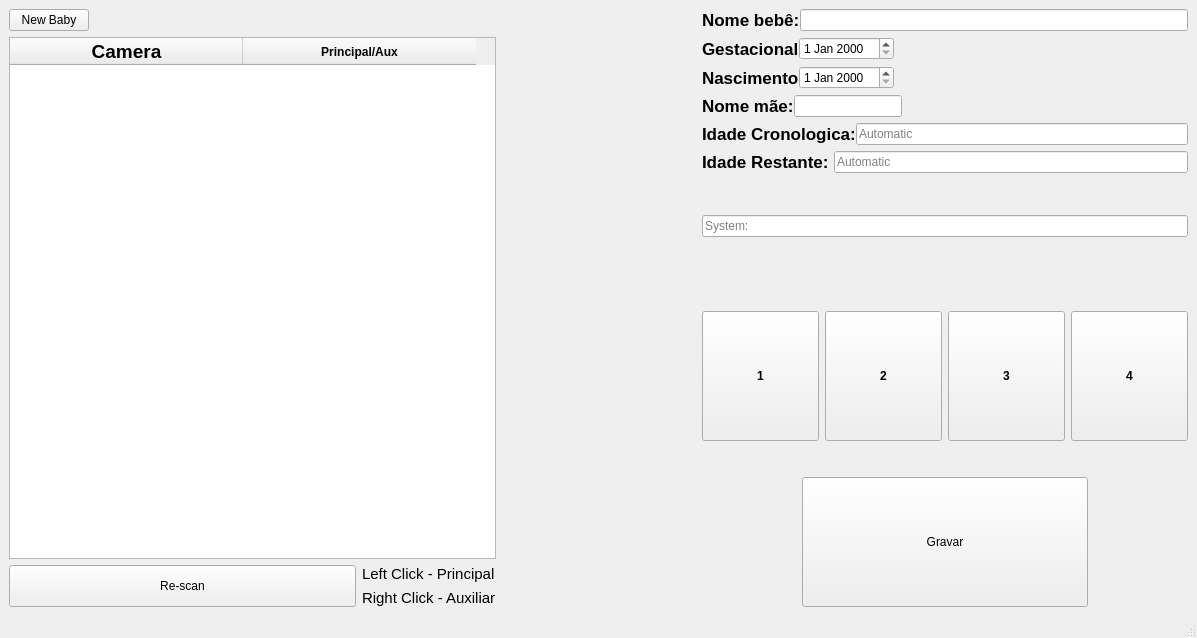
Arthur5492/EyeTracking, file mainwindow.ui: the form before one commit.
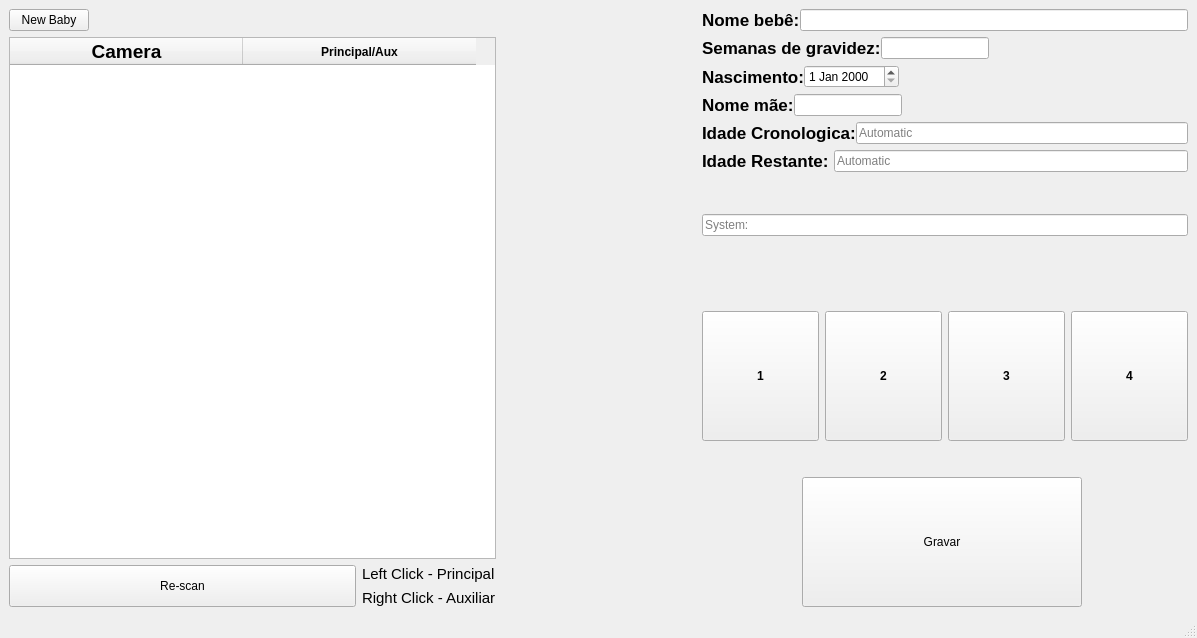
The form after the commit.

Patch:
```diff
--- a/mainwindow.ui
+++ b/mainwindow.ui
@@ -204,50 +204,6 @@
         <property name="horizontalSpacing">
          <number>0</number>
         </property>
-        <item row="9" column="0" colspan="2">
-         <widget class="QLineEdit" name="command">
-          <property name="sizePolicy">
-           <sizepolicy hsizetype="Preferred" vsizetype="Preferred">
-            <horstretch>0</horstretch>
-            <verstretch>0</verstretch>
-           </sizepolicy>
-          </property>
-          <property name="minimumSize">
-           <size>
-            <width>0</width>
-            <height>0</height>
-           </size>
-          </property>
-          <property name="cursor">
-           <cursorShape>ArrowCursor</cursorShape>
-          </property>
-          <property name="text">
-           <string/>
-          </property>
-          <property name="readOnly">
-           <bool>true</bool>
-          </property>
-          <property name="placeholderText">
-           <string>System:</string>
-          </property>
-         </widget>
-        </item>
-        <item row="8" column="0">
-         <spacer name="verticalSpacer_2">
-          <property name="orientation">
-           <enum>Qt::Vertical</enum>
-          </property>
-          <property name="sizeType">
-           <enum>QSizePolicy::Fixed</enum>
-          </property>
-          <property name="sizeHint" stdset="0">
-           <size>
-            <width>20</width>
-            <height>30</height>
-           </size>
-          </property>
-         </spacer>
-        </item>
         <item row="0" column="0" colspan="2">
          <layout class="QHBoxLayout" name="a_Babyname">
           <item>
@@ -272,7 +228,7 @@
           </item>
          </layout>
         </item>
-        <item row="2" column="0">
+        <item row="3" column="0">
          <layout class="QHBoxLayout" name="d_birth">
           <item>
            <widget class="QLabel" name="label_6">
@@ -283,7 +239,7 @@
              </font>
             </property>
             <property name="text">
-             <string>Gestacional</string>
+             <string>Nascimento:</string>
             </property>
            </widget>
           </item>
@@ -308,7 +264,7 @@
           </item>
          </layout>
         </item>
-        <item row="4" column="0">
+        <item row="5" column="0">
          <layout class="QHBoxLayout" name="c_momName">
           <item>
            <widget class="QLabel" name="label_5">
@@ -335,43 +291,7 @@
           </item>
          </layout>
         </item>
-        <item row="3" column="0">
-         <layout class="QHBoxLayout" name="e_Gestacional">
-          <item>
-           <widget class="QLabel" name="label_8">
-            <property name="font">
-             <font>
-              <pointsize>13</pointsize>
-              <bold>true</bold>
-             </font>
-            </property>
-            <property name="text">
-             <string>Nascimento</string>
-            </property>
-           </widget>
-          </item>
-          <item>
-           <widget class="QDateEdit" name="dateEdit_2">
-            <property name="enabled">
-             <bool>true</bool>
-            </property>
-            <property name="sizePolicy">
-             <sizepolicy hsizetype="Expanding" vsizetype="Fixed">
-              <horstretch>0</horstretch>
-              <verstretch>0</verstretch>
-             </sizepolicy>
-            </property>
-            <property name="minimumSize">
-             <size>
-              <width>0</width>
-              <height>0</height>
-             </size>
-            </property>
-           </widget>
-          </item>
-         </layout>
-        </item>
-        <item row="5" column="0" colspan="2">
+        <item row="6" column="0" colspan="2">
          <layout class="QHBoxLayout" name="b_CronAge">
           <item>
            <widget class="QLabel" name="label_4">
@@ -404,7 +324,7 @@
           </item>
          </layout>
         </item>
-        <item row="6" column="0" colspan="2">
+        <item row="7" column="0" colspan="2">
          <layout class="QHBoxLayout" name="e_CorrectAge">
           <item>
            <widget class="QLabel" name="label_7">
@@ -446,6 +366,70 @@
           </item>
          </layout>
         </item>
+        <item row="9" column="0">
+         <spacer name="verticalSpacer_2">
+          <property name="orientation">
+           <enum>Qt::Vertical</enum>
+          </property>
+          <property name="sizeType">
+           <enum>QSizePolicy::Fixed</enum>
+          </property>
+          <property name="sizeHint" stdset="0">
+           <size>
+            <width>20</width>
+            <height>30</height>
+           </size>
+          </property>
+         </spacer>
+        </item>
+        <item row="10" column="0" colspan="2">
+         <widget class="QLineEdit" name="command">
+          <property name="sizePolicy">
+           <sizepolicy hsizetype="Preferred" vsizetype="Preferred">
+            <horstretch>0</horstretch>
+            <verstretch>0</verstretch>
+           </sizepolicy>
+          </property>
+          <property name="minimumSize">
+           <size>
+            <width>0</width>
+            <height>0</height>
+           </size>
+          </property>
+          <property name="cursor">
+           <cursorShape>ArrowCursor</cursorShape>
+          </property>
+          <property name="text">
+           <string/>
+          </property>
+          <property name="readOnly">
+           <bool>true</bool>
+          </property>
+          <property name="placeholderText">
+           <string>System:</string>
+          </property>
+         </widget>
+        </item>
+        <item row="2" column="0">
+         <layout class="QHBoxLayout" name="e_Gestacional">
+          <item>
+           <widget class="QLabel" name="label_8">
+            <property name="font">
+             <font>
+              <pointsize>13</pointsize>
+              <bold>true</bold>
+             </font>
+            </property>
+            <property name="text">
+             <string>Semanas de gravidez:</string>
+            </property>
+           </widget>
+          </item>
+          <item>
+           <widget class="QLineEdit" name="lineEdit"/>
+          </item>
+         </layout>
+        </item>
        </layout>
       </item>
       <item>
@@ -493,12 +477,34 @@
               </property>
               <property name="sizeHint" stdset="0">
                <size>
-                <width>100</width>
+                <width>0</width>
                 <height>20</height>
                </size>
               </property>
              </spacer>
             </item>
+            <item>
+             <widget class="QLabel" name="loading">
+              <property name="enabled">
+               <bool>true</bool>
+              </property>
+              <property name="sizePolicy">
+               <sizepolicy hsizetype="Minimum" vsizetype="Minimum">
+                <horstretch>0</horstretch>
+                <verstretch>0</verstretch>
+               </sizepolicy>
+              </property>
+              <property name="minimumSize">
+               <size>
+                <width>100</width>
+                <height>20</height>
+               </size>
+              </property>
+              <property name="text">
+               <string/>
+              </property>
+             </widget>
+            </item>
            </layout>
           </item>
           <item row="0" column="0">
```
Left out of the diff: 23 changed lines with no effect on the pictures.
